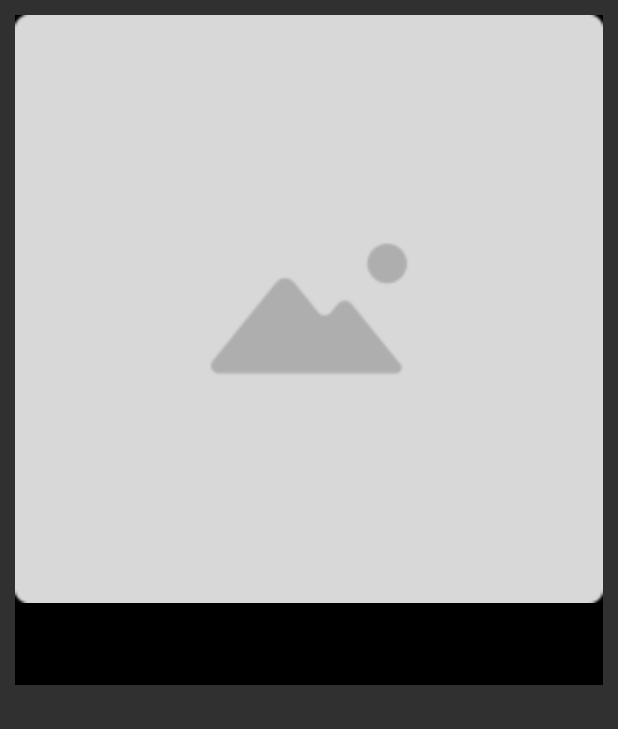
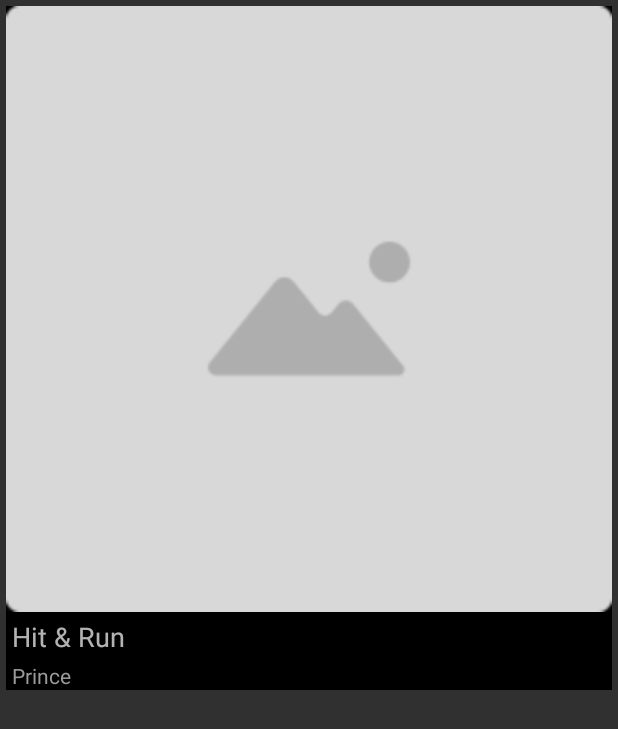
Before and after one commit to shoaib4330/MusicTask, an Android app: the layout rv_album_row.xml on its own in the app's theme, with its tools: preview values and no code run, on a phone screen of 412 x 824 dp. Shown: the top 729 px of the screen. Run offline under Robolectric (Android 15) with nearby library versions, the phone set to English and light mode, and no system bars.

Commit message:
album sub_heading (artist name) fix added, now it appears

```diff
--- a/app/src/main/java/com/tidal/tidaltask/domain/album/listing/AlbumPresenter.kt
+++ b/app/src/main/java/com/tidal/tidaltask/domain/album/listing/AlbumListingPresenter.kt
@@ -8,7 +8,7 @@ import com.tidal.tidaltask.domain.album.model.dto.AlbumsOfArtistResponseDTO
 import com.tidal.tidaltask.util.Constants
 import javax.inject.Inject
 
-class AlbumPresenter @Inject constructor(
+class AlbumListingPresenter @Inject constructor(
     private val deezerApiGateway: DeezerApiGateway,
     private val networkHelper: NetworkHelper
 ) : BasePresenter<AlbumView>(), ServiceCallback<AlbumsOfArtistResponseDTO> {
--- a/app/src/main/java/com/tidal/tidaltask/domain/album/listing/ui/AlbumRecyclerAdapter.kt
+++ b/app/src/main/java/com/tidal/tidaltask/domain/album/listing/ui/AlbumRecyclerAdapter.kt
@@ -14,7 +14,8 @@ import kotlinx.android.synthetic.main.rv_album_row.view.*
 
 class AlbumRecyclerAdapter(
     private val context: Context?,
-    private val clickListener: OnClickListener
+    private val clickListener: OnClickListener,
+    private val artistName: String?
 ) : RecyclerView.Adapter<AlbumRecyclerAdapter.AlbumVH>() {
 
     private val albums: MutableList<Album>
@@ -48,7 +49,8 @@ class AlbumRecyclerAdapter(
         val album = this.albums[position]
 
         holder.albumTitle.text = album.title
-        album.artist?.let { holder.artistName.text = album.artist.name }
+
+        this.artistName?.let { holder.artistName.text = it }
 
         context?.let {
             Glide.with(context)
--- a/app/src/main/res/layout/rv_album_row.xml
+++ b/app/src/main/res/layout/rv_album_row.xml
@@ -1,10 +1,11 @@
 <?xml version="1.0" encoding="utf-8"?>
 <androidx.constraintlayout.widget.ConstraintLayout xmlns:android="http://schemas.android.com/apk/res/android"
     xmlns:app="http://schemas.android.com/apk/res-auto"
+    xmlns:tools="http://schemas.android.com/tools"
     android:id="@+id/itemRoot"
     android:layout_width="match_parent"
     android:layout_height="wrap_content"
-    android:layout_margin="@dimen/small_125"
+    android:layout_margin="@dimen/small_50"
     android:background="@color/activityBackground">
 
     <ImageView
@@ -26,6 +27,7 @@
         android:ellipsize="end"
         android:textSize="@dimen/text_size_medium"
         android:layout_margin="@dimen/small_50"
+        tools:text="Hit &amp; Run"
         app:layout_constraintTop_toBottomOf="@id/ivAlbumCover"
         app:layout_constraintStart_toStartOf="@id/ivAlbumCover"
         app:layout_constraintEnd_toEndOf="@id/ivAlbumCover"/>
@@ -35,8 +37,10 @@
         android:layout_width="0dp"
         android:layout_height="wrap_content"
         android:maxLines="1"
-        android:textSize="@dimen/text_size_subheading"
+        android:textSize="@dimen/text_size_small"
+        android:textColor="@color/textColorSecondary"
         android:layout_margin="@dimen/small_50"
+        tools:text="Prince"
         app:layout_constraintTop_toBottomOf="@id/tvAlbumName"
         app:layout_constraintStart_toStartOf="@id/ivAlbumCover"
         app:layout_constraintEnd_toEndOf="@id/ivAlbumCover" />
```
Also changed, not shown: app/src/main/java/com/tidal/tidaltask/domain/album/detail/ui/AlbumDetailFragment.kt (+0 -10 lines), app/src/main/java/com/tidal/tidaltask/domain/album/listing/ui/AlbumListingFragment.kt (+4 -3 lines).
